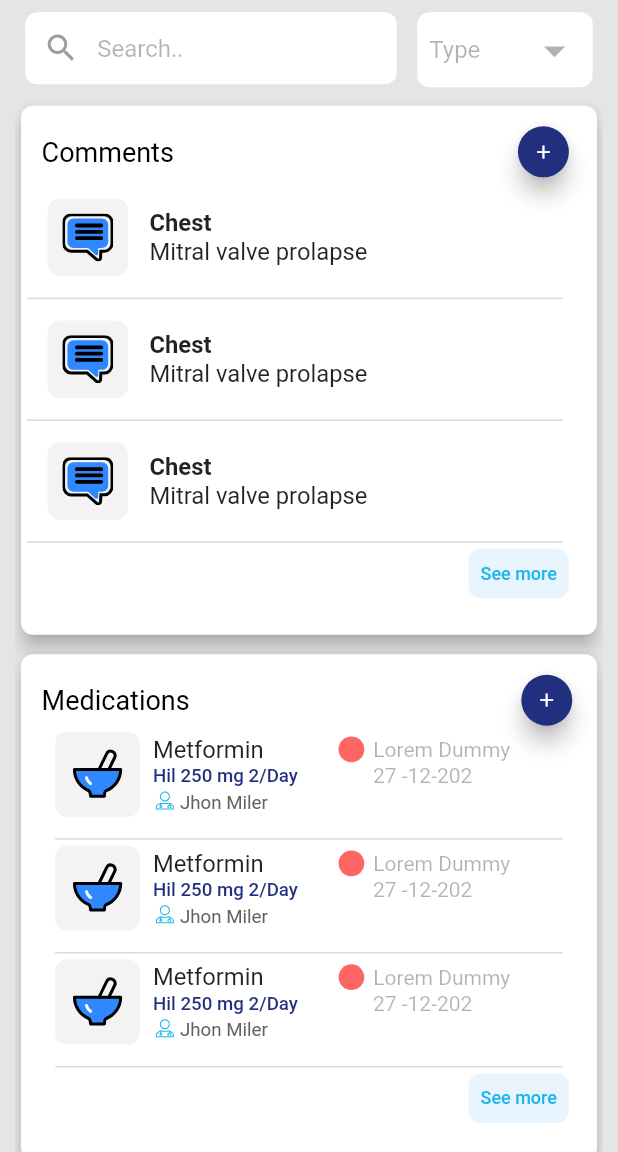
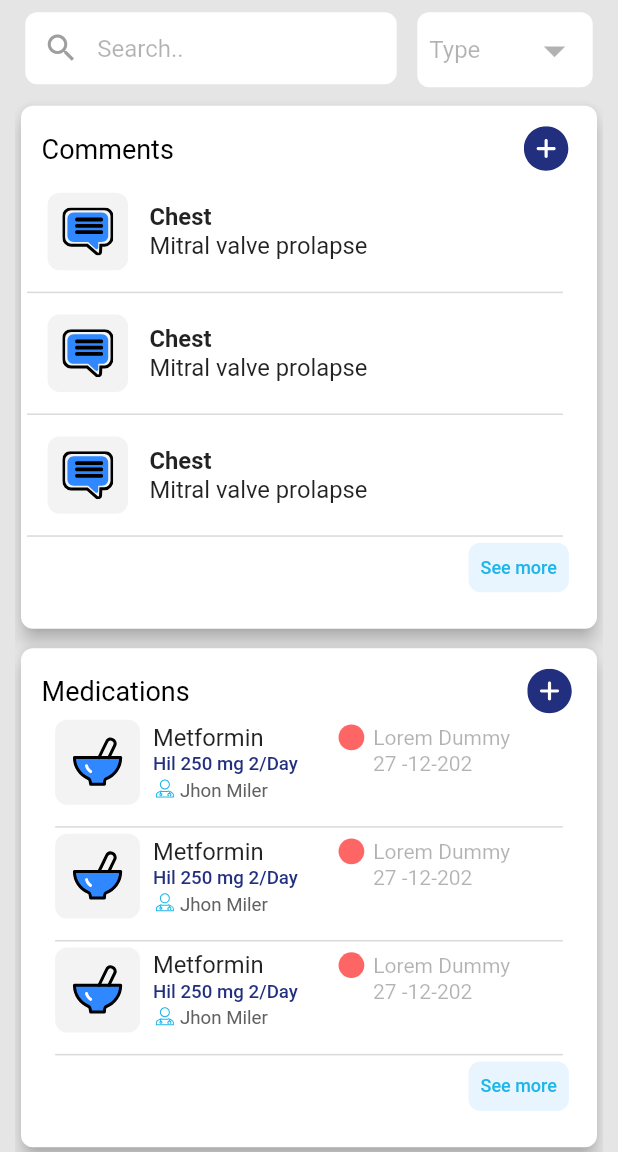
Before and after one commit to vishal88patel/ehr_flutter, a Flutter app: the LabScreen screen opened directly, on a phone screen of 412 x 824 dp, the part 84-1236 px from its top. Run offline on Flutter 3.47's test engine with Material 2 defaults, Android fonts, the phone set to English and light mode, and no system bars; our stand-ins replace connectivity_plus, flip_card, flutter_slidable, flutter_svg, fluttertoast, google_fonts and 6 more; accounts and stored records are empty; Roboto replaces fonts that are missing (Heebo).

Commit message:
ravi 18-06 commit

```diff
--- a/lib/Constants/color_constants.dart
+++ b/lib/Constants/color_constants.dart
@@ -25,6 +25,7 @@ class ColorConstants {
   static var lightGreen = Color(0xFF6FC7BA);
   static var border = Color(0xFFC1C1C1);
   static var line = Color(0xFFDBDBDB);
+  static var light = Color(0xFFA7A7A7);
   static var calenderFontColor = Color(0xFF0084F0);
 
 
--- a/lib/View/Screens/lab_screen.dart
+++ b/lib/View/Screens/lab_screen.dart
@@ -130,15 +130,8 @@ class _LabScreenState extends State<LabScreen>
                                     color: Colors.black,
                                     fontWeight: FontWeight.normal),
                               ),
-                              SizedBox(
-                                height: 34.0,
-                                width: 34.0,
-                                child: FittedBox(
-                                  child: FloatingActionButton(
-                                    backgroundColor:
-                                        ColorConstants.primaryBlueColor,
-                                    child: Icon(Icons.add),
-                                    onPressed: () {
+                              InkWell(
+                                  onTap: () {
                                     showDialog<String>(
                                       context: context,
                                       builder: (BuildContext context) =>
@@ -365,9 +358,7 @@ class _LabScreenState extends State<LabScreen>
                                           ),
                                     );
                                   },
-                                  ),
-                                ),
-                              ),
+                                  child: SvgPicture.asset("assets/images/ic_add_plus.svg"))
                             ],
                           ),
                         ),
@@ -515,21 +506,12 @@ class _LabScreenState extends State<LabScreen>
                                   color: Colors.black,
                                   fontWeight: FontWeight.normal),
                             ),
-                            SizedBox(
-                              height: 34.0,
-                              width: 34.0,
-                              child: FittedBox(
-                                child: FloatingActionButton(
-                                  backgroundColor:
-                                      ColorConstants.primaryBlueColor,
-                                  child: Icon(Icons.add),
-                                  onPressed: () {
+                            InkWell(
+                                onTap: () {
                                   NavigationHelpers.redirect(
                                       context, AddMedicationScreen());
                                 },
-                                ),
-                              ),
-                            ),
+                                child: SvgPicture.asset("assets/images/ic_add_plus.svg"))
                           ],
                         ),
                       ),
@@ -763,15 +745,8 @@ class _LabScreenState extends State<LabScreen>
                                   color: Colors.black,
                                   fontWeight: FontWeight.normal),
                             ),
-                            SizedBox(
-                              height: 34.0,
-                              width: 34.0,
-                              child: FittedBox(
-                                child: FloatingActionButton(
-                                  backgroundColor:
-                                      ColorConstants.primaryBlueColor,
-                                  child: Icon(Icons.add),
-                                  onPressed: () {
+                            InkWell(
+                                onTap: () {
                                   showDialog<String>(
                                     context: context,
                                     builder: (BuildContext context) =>
@@ -992,9 +967,7 @@ class _LabScreenState extends State<LabScreen>
                                         ),
                                   );
                                 },
-                                ),
-                              ),
-                            ),
+                                child: SvgPicture.asset("assets/images/ic_add_plus.svg"))
                           ],
                         ),
                       ),
@@ -1087,15 +1060,8 @@ class _LabScreenState extends State<LabScreen>
                                   color: Colors.black,
                                   fontWeight: FontWeight.normal),
                             ),
-                            SizedBox(
-                              height: 34.0,
-                              width: 34.0,
-                              child: FittedBox(
-                                child: FloatingActionButton(
-                                  backgroundColor:
-                                      ColorConstants.primaryBlueColor,
-                                  child: Icon(Icons.add),
-                                  onPressed: () {
+                            InkWell(
+                                onTap: () {
                                   showDialog<String>(
                                     context: context,
                                     builder: (BuildContext context) =>
@@ -1506,9 +1472,7 @@ class _LabScreenState extends State<LabScreen>
                                         ),
                                   );
                                 },
-                                ),
-                              ),
-                            ),
+                                child: SvgPicture.asset("assets/images/ic_add_plus.svg"))
                           ],
                         ),
                       ),
@@ -1783,11 +1747,11 @@ class _LabScreenState extends State<LabScreen>
         builder: (BuildContext context) {
           return Dialog(
             shape: RoundedRectangleBorder(
-                borderRadius: BorderRadius.circular(15.0)),
+                borderRadius: BorderRadius.circular(18.0)),
             child: Container(
               padding: EdgeInsets.symmetric(horizontal: 14),
-              height: 580,
-              child: Column(
+              child: Column(
+                mainAxisSize: MainAxisSize.min,
                 children: [
                   SizedBox(
                     height: 12,
@@ -1807,14 +1771,14 @@ class _LabScreenState extends State<LabScreen>
                     child: Text(
                       "Lorem Ipsum has been the industry's standarddummy text ever since the 1500s, when an unknown printer took a galley of type and scrambled it to make a type specimen book.",
                       style:
-                          GoogleFonts.heebo(color: Colors.grey, fontSize: 14),
-                    ),
-                  ),
-                  SizedBox(
-                    height: 8,
-                  ),
-                  Container(
-                      height: 350,
+                          GoogleFonts.heebo(color: ColorConstants.light, fontSize: 14),
+                    ),
+                  ),
+                  SizedBox(
+                    height: 26,
+                  ),
+                  Container(
+                      height: 320,
                       child: ClipRRect(
                           borderRadius: BorderRadius.all(Radius.circular(25)),
                           child: Image.asset(
@@ -1822,14 +1786,14 @@ class _LabScreenState extends State<LabScreen>
                             fit: BoxFit.cover,
                           ))),
                   SizedBox(
-                    height: 8,
+                    height: 18,
                   ),
                   Container(
                     height: 1,
-                    color: Colors.grey,
-                  ),
-                  SizedBox(
-                    height: 8,
+                    color: ColorConstants.line,
+                  ),
+                  SizedBox(
+                    height: 24,
                   ),
                   GestureDetector(
                       onTap: () {
@@ -1838,8 +1802,11 @@ class _LabScreenState extends State<LabScreen>
                       child: Text(
                         "OK",
                         style:
-                            GoogleFonts.heebo(color: Colors.blue, fontSize: 20),
-                      ))
+                            GoogleFonts.heebo(color: Colors.blue, fontSize: 25),
+                      )),
+                  SizedBox(
+                    height: 15,
+                  ),
                 ],
               ),
             ),
```
Also changed, not shown: assets/images/ic_add_plus.svg (added). Lines whose indentation alone changed are shown as unchanged.
